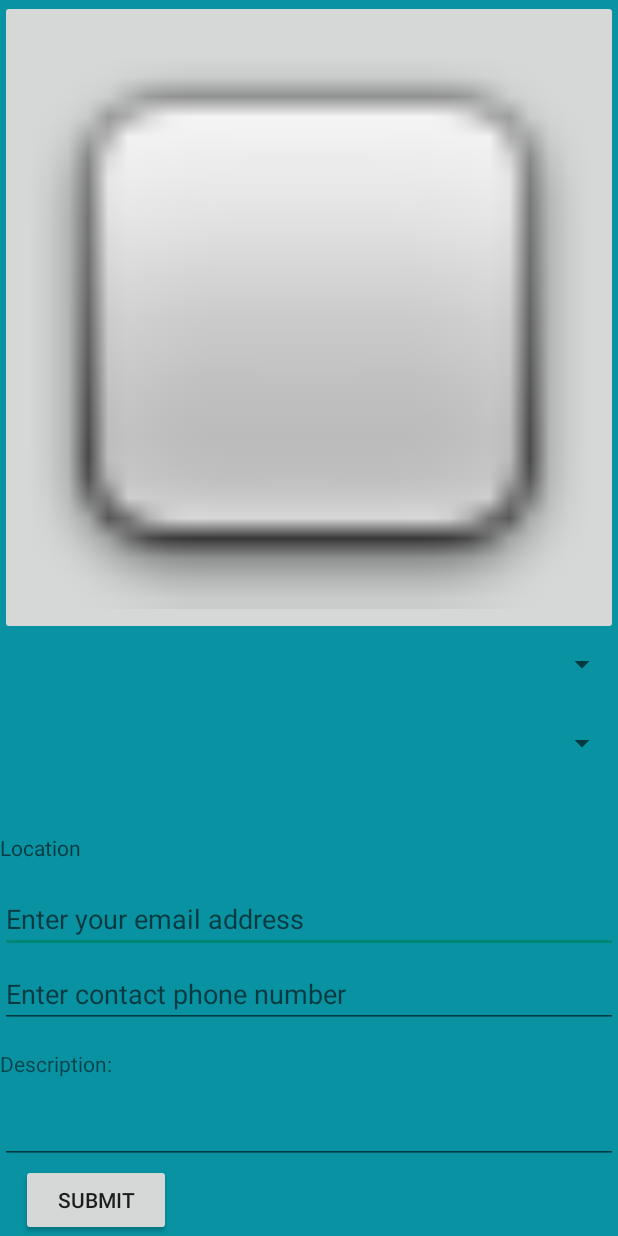
After one commit to BPeretz95/PetFinder, an Android app: the FoundPetReport screen opened directly, with no data from a screen before it, on a phone screen of 412 x 824 dp. The commit adds this screen. Run offline under Robolectric (Android 15) with nearby library versions, the phone set to English and light mode, and no system bars.

Commit message:
- Made a lot of changes

```diff
--- a/app/build.gradle
+++ b/app/build.gradle
@@ -16,6 +16,7 @@ android {
             proguardFiles getDefaultProguardFile('proguard-android.txt'), 'proguard-rules.pro'
         }
     }
+    sourceSets { main { res.srcDirs = ['src/main/res', 'src/main/res/2'] } }
 }
 
 dependencies {
--- /dev/null
+++ b/app/src/main/java/com/example/barperetz/petfinder/CustomOnItemSelectedListener.java
@@ -0,0 +1,20 @@
+package com.example.barperetz.petfinder;
+
+import android.view.View;
+import android.widget.AdapterView;
+
+/**
+ * Created by Bar Peretz on 4/20/2018.
+ */
+
+class CustomOnItemSelectedListener implements android.widget.AdapterView.OnItemSelectedListener {
+    @Override
+    public void onItemSelected(AdapterView<?> adapterView, View view, int i, long l) {
+
+    }
+
+    @Override
+    public void onNothingSelected(AdapterView<?> adapterView) {
+
+    }
+}
--- /dev/null
+++ b/app/src/main/java/com/example/barperetz/petfinder/FoundPetReport.java
@@ -0,0 +1,115 @@
+package com.example.barperetz.petfinder;
+
+import java.util.ArrayList;
+import java.util.List;
+import android.app.Activity;
+import android.content.Intent;
+import android.graphics.Bitmap;
+import android.location.Location;
+import android.location.LocationListener;
+import android.os.Bundle;
+import android.provider.MediaStore;
+import android.support.v7.app.AppCompatActivity;
+import android.view.View;
+import android.view.View.OnClickListener;
+import android.widget.ArrayAdapter;
+import android.widget.Button;
+import android.widget.ImageButton;
+import android.widget.Spinner;
+import android.widget.Toast;
+
+public class FoundPetReport extends AppCompatActivity {
+
+    private Spinner spinner1, spinner2;
+    private Button btnSubmit;
+    private ImageButton btnCamera;
+    static final int REQUEST_IMAGE_CAPTURE = 1;
+
+    @Override
+    public void onCreate(Bundle savedInstanceState) {
+        super.onCreate(savedInstanceState);
+        setContentView(R.layout.foundpet);
+
+        addListenerOnButton();
+        addListenerOnSpinnerItemSelection();
+    }
+
+
+
+
+    // add items into spinner dynamically
+
+    public void addListenerOnSpinnerItemSelection() {
+        spinner1 = (Spinner) findViewById(R.id.spinner1);
+        spinner1.setOnItemSelectedListener(new CustomOnItemSelectedListener());
+    }
+
+    // get the selected dropdown list value
+    public void addListenerOnButton() {
+
+        spinner1 = (Spinner) findViewById(R.id.spinner1);
+        spinner2 = (Spinner) findViewById(R.id.spinner2);
+        btnSubmit = (Button) findViewById(R.id.btnSubmit);
+        btnCamera = (ImageButton) findViewById(R.id.cameraButton);
+
+        btnCamera.setOnClickListener(new OnClickListener() {
+
+
+                                         @Override
+                                         public void onClick(View view) {
+                                             Intent takePictureIntent = new Intent(MediaStore.ACTION_IMAGE_CAPTURE);
+                                             if (takePictureIntent.resolveActivity(getPackageManager()) != null) {
+                                                 startActivityForResult(takePictureIntent, REQUEST_IMAGE_CAPTURE);
+                                             }
+                                         }
+                                     });
+
+        btnSubmit.setOnClickListener(new OnClickListener() {
+
+            @Override
+            public void onClick(View v) {
+
+                Toast.makeText(FoundPetReport.this,
+                        "OnClickListener : " +
+                                "\nSpinner 1 : "+ String.valueOf(spinner1.getSelectedItem()) +
+                                "\nSpinner 2 : "+ String.valueOf(spinner2.getSelectedItem()),
+                        Toast.LENGTH_SHORT).show();
+            }
+
+
+
+        });
+    }
+    @Override
+    protected void onActivityResult(int requestCode, int resultCode, Intent data) {
+        if (requestCode == REQUEST_IMAGE_CAPTURE && resultCode == RESULT_OK) {
+            Bundle extras = data.getExtras();
+            Bitmap imageBitmap = (Bitmap) extras.get("data");
+            btnCamera.setImageBitmap(imageBitmap);
+        }
+
+
+    }
+    private final LocationListener mLocationListener = new LocationListener() {
+        @Override
+        public void onLocationChanged(final Location location) {
+
+        }
+
+        @Override
+        public void onStatusChanged(String s, int i, Bundle bundle) {
+
+        }
+
+        @Override
+        public void onProviderEnabled(String s) {
+
+        }
+
+        @Override
+        public void onProviderDisabled(String s) {
+
+        }
+    };
+
+}
--- /dev/null
+++ b/app/src/main/res/layout/foundpet.xml
@@ -0,0 +1,111 @@
+<?xml version="1.0" encoding="utf-8"?>
+
+
+<RelativeLayout xmlns:android="http://schemas.android.com/apk/res/android"
+    xmlns:app="http://schemas.android.com/apk/res-auto"
+    android:layout_width="match_parent"
+    android:layout_height="wrap_content"
+    android:orientation="vertical"
+    android:background="@color/colorBlueish">
+
+    <Spinner
+        android:id="@+id/spinner1"
+        android:layout_width="match_parent"
+        android:layout_height="39dp"
+        android:layout_above="@+id/spinner2"
+        android:layout_alignParentLeft="true"
+        android:layout_alignParentStart="true"
+        android:layout_marginBottom="14dp"
+        android:entries="@array/animal_arrays"
+        android:hint="Choose animal type"
+        android:prompt="@string/animal_prompt" />
+
+    <Spinner
+        android:id="@+id/spinner2"
+        android:layout_width="match_parent"
+        android:layout_height="37dp"
+        android:layout_above="@+id/editEmail"
+        android:layout_alignParentLeft="true"
+        android:layout_alignParentStart="true"
+        android:layout_marginBottom="76dp"
+        android:entries="@array/features_arrays"
+        android:hint="Choose unique features"
+        android:prompt="@string/features_prompt" />
+
+    <EditText
+        android:id="@+id/editEmail"
+        android:layout_width="match_parent"
+        android:layout_height="wrap_content"
+        android:layout_alignBottom="@+id/editPhone"
+        android:layout_alignParentLeft="true"
+        android:layout_alignParentStart="true"
+        android:layout_marginBottom="50dp"
+        android:hint="Enter your email address" />
+
+    <EditText
+        android:id="@+id/editPhone"
+        android:layout_width="match_parent"
+        android:layout_height="wrap_content"
+        android:layout_above="@+id/textView"
+        android:layout_alignParentLeft="true"
+        android:layout_alignParentStart="true"
+        android:layout_marginBottom="14dp"
+        android:hint="Enter contact phone number" />
+
+    <TextView
+        android:layout_width="match_parent"
+        android:layout_height="wrap_content"
+        android:layout_above="@+id/editText"
+        android:layout_alignParentLeft="true"
+        android:layout_alignParentStart="true"
+        android:layout_gravity="bottom"
+        android:layout_marginBottom="12dp"
+        android:text="Description: "
+        android:id="@+id/textView" />
+
+    <EditText
+        android:id="@+id/editText"
+        android:layout_width="match_parent"
+        android:layout_height="wrap_content"
+        android:layout_above="@+id/btnSubmit"
+        android:layout_alignParentLeft="true"
+        android:layout_alignParentStart="true" />
+
+    <Button
+        android:id="@+id/btnSubmit"
+        android:layout_width="100dp"
+        android:layout_height="wrap_content"
+        android:layout_alignParentBottom="true"
+        android:layout_alignParentLeft="true"
+        android:layout_alignParentStart="true"
+        android:layout_marginLeft="14dp"
+        android:layout_marginStart="14dp"
+        android:text="Submit" />
+
+    <ImageButton
+        android:id="@+id/cameraButton"
+        android:adjustViewBounds="true"
+        android:scaleType="fitCenter"
+        android:layout_width="wrap_content"
+        android:layout_height="wrap_content"
+        android:layout_above="@+id/spinner1"
+        android:layout_alignParentEnd="true"
+        android:layout_alignParentLeft="true"
+        android:layout_alignParentRight="true"
+        android:layout_alignParentStart="true"
+        android:layout_alignParentTop="true"
+        app:srcCompat="@android:drawable/checkbox_off_background" />
+
+    <TextView
+        android:id="@+id/textLocation"
+        android:layout_width="match_parent"
+        android:layout_height="wrap_content"
+        android:layout_above="@+id/editEmail"
+        android:layout_alignParentLeft="true"
+        android:layout_alignParentStart="true"
+        android:layout_marginBottom="15dp"
+        android:hint="Location"
+        android:text="" />
+
+
+</RelativeLayout>
--- a/app/src/main/res/values/strings.xml
+++ b/app/src/main/res/values/strings.xml
@@ -2,4 +2,25 @@
     <string name="app_name">Pet Finder</string>
     <string name="button1">Find my Pet</string>
     <string name="button2">I Found a Pet</string>
+
+    <string name="animal_prompt">Choose an animal</string>
+    <string name="features_prompt">Choose the most distinct features</string>
+
+
+
+    <string-array name="animal_arrays">
+        <item> </item>
+        <item>Dog</item>
+        <item>Cat</item>
+        <item>Other</item>
+    </string-array>
+
+    <string-array name="features_arrays">
+        <item> </item>
+        <item>Spotted</item>
+        <item>Striped</item>
+        <item>Single Color</item>
+        <item>Multi Color</item>
+    </string-array>
+
 </resources>
--- /dev/null
+++ b/app/src/main/res/xml/file_paths.xml
@@ -0,0 +1,4 @@
+<?xml version="1.0" encoding="utf-8"?>
+<paths xmlns:android="http://schemas.android.com/apk/res/android">
+    <external-path name="my_images" path="Android/data/com.example.package.name/files/Pictures" />
+</paths>
```
Also changed, not shown: app/src/main/AndroidManifest.xml (+21 -0 lines), app/src/main/java/com/example/barperetz/petfinder/MainActivity.java (+17 -1 lines), app/src/main/java/com/example/barperetz/petfinder/PhotoReview.java (added, +35 -0 lines), app/src/main/res/layout/photoreview.xml (added, +17 -0 lines).
